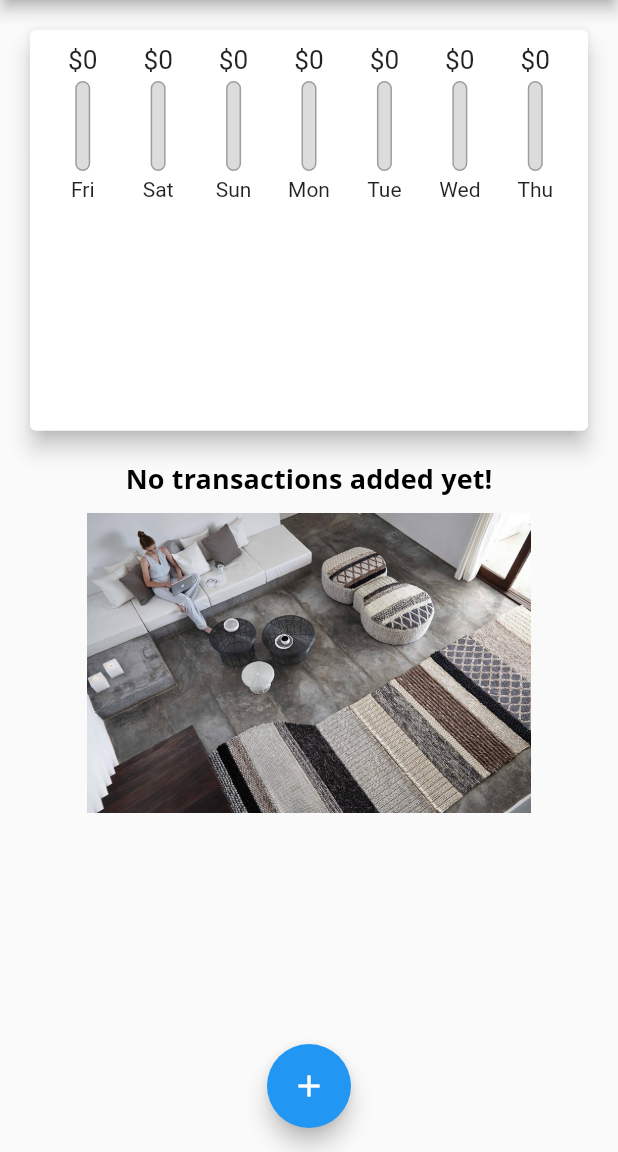
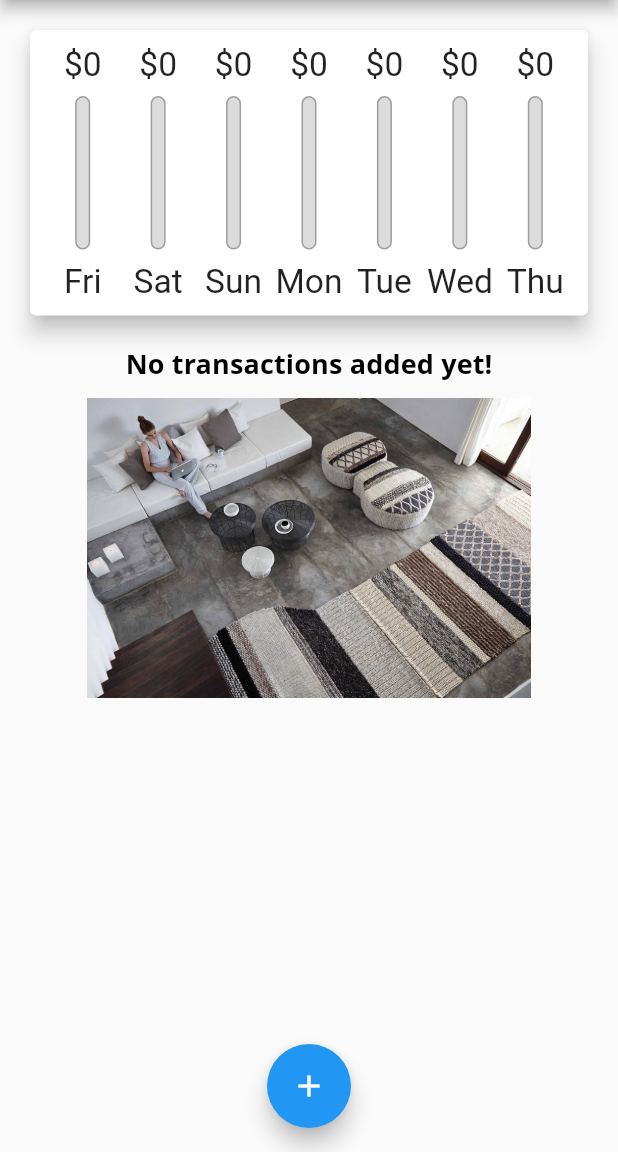
Before and after one commit to faithcredit/flutter_guide, a Flutter app: the screen it shows after launch, on a phone screen of 412 x 824 dp, the part 84-1236 px from its top. Run offline on Flutter 3.47's test engine with Material 2 defaults, Android fonts, the phone set to English and light mode, and no system bars.

Commit message:
Using the layoutBuilder Widget

```diff
--- a/lib/main.dart
+++ b/lib/main.dart
@@ -120,13 +120,13 @@
                 height: (MediaQuery.of(context).size.height -
                         appBar.preferredSize.height -
                         MediaQuery.of(context).padding.top) *
-                    0.4,
+                    0.3,
                 child: Chart(_recentTransactions)),
             Container(
                 height: (MediaQuery.of(context).size.height -
                         appBar.preferredSize.height -
-                        MediaQuery.of(context).padding.top) *
-                    0.6,
+                        MediaQuery.of(context).padding.top    ) *
+                    0.7,
                 child: TransactionList(_userTransactions)),
           ],
         ),
--- a/lib/widgets/chart_bar.dart
+++ b/lib/widgets/chart_bar.dart
@@ -9,17 +9,19 @@
 
   @override
   Widget build(BuildContext context) {
+    return LayoutBuilder(
+      builder: (ctx, constraints) {
         return Column(
           children: [
             Container(
-            height: 20,
+                height: constraints.maxHeight * 0.15,
                 child: FittedBox(
                     child: Text('\$${spendingAmount.toStringAsFixed(0)}'))),
             SizedBox(
-          height: 4,
+              height: constraints.maxHeight * 0.05,
             ),
             Container(
-          height: 60,
+              height: constraints.maxHeight * 0.6,
               width: 10,
               child: Stack(
                 children: [
@@ -43,10 +45,14 @@
               ),
             ),
             SizedBox(
-          height: 4,
+              height: constraints.maxHeight * 0.05,
             ),
-        Text(label),
+            Container(
+              height: constraints.maxHeight * 0.15,
+              child: FittedBox(child: Text(label))),
           ],
+        );
+      },
     );
   }
 }
```
Lines whose indentation alone changed are shown as unchanged.
